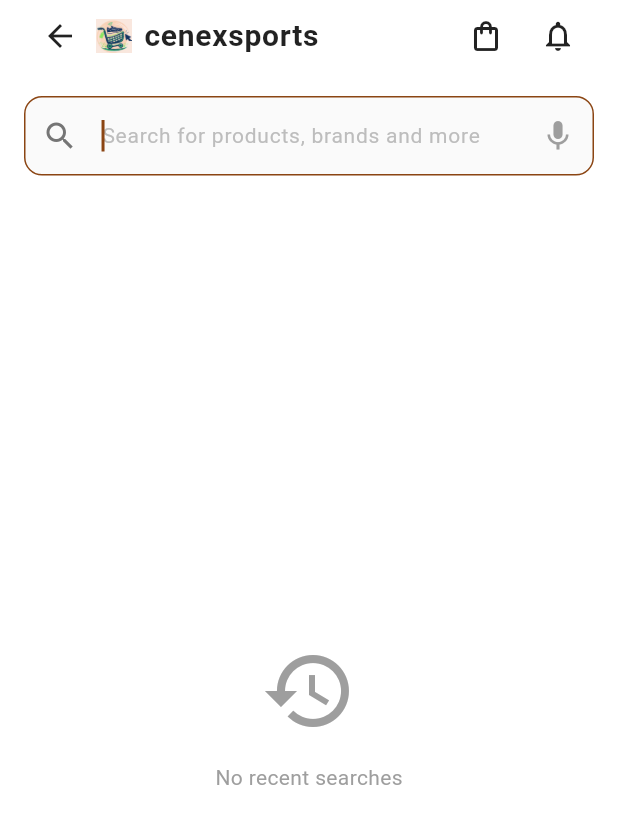
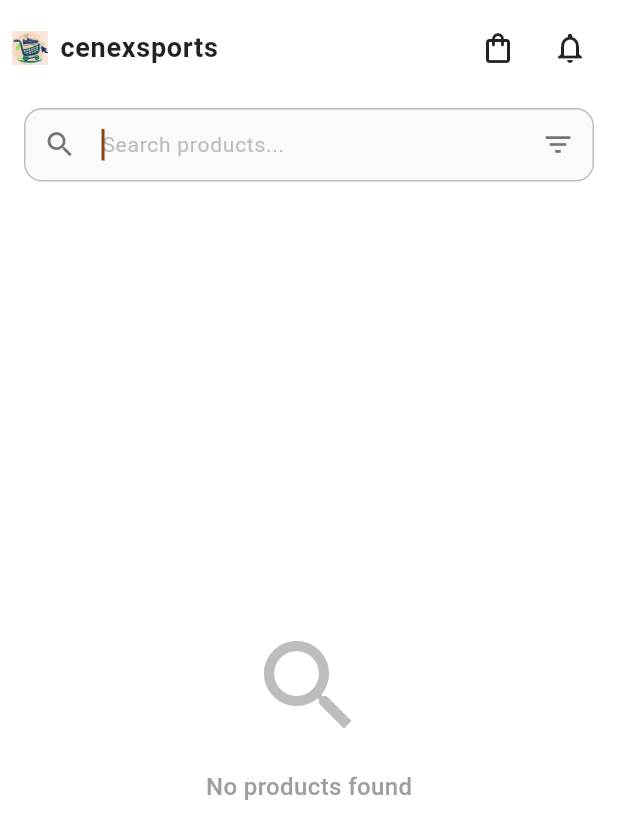
Before and after one commit to krishnavish9329/cenexsports-flutter-app, a Flutter app: the screen it shows after launch, after a tap on "Search products...", on a phone screen of 412 x 824 dp. Shown: the top 839 px of the screen. Run offline on Flutter 3.47's test engine with Material 3 defaults, Android fonts, the phone set to English and light mode, and no system bars; our stand-ins replace cached_network_image, carousel_slider, dio, flutter_dotenv, flutter_riverpod, flutter_slidable and 3 more; accounts and stored records are empty; network calls fail.

Commit message:
ad all
ad all

```diff
--- a/lib/pages/home_page.dart
+++ b/lib/pages/home_page.dart
@@ -438,7 +438,7 @@ class _HomePageState extends ConsumerState<HomePage> {
                         left: AppTheme.spacingM,
                         right: AppTheme.spacingM,
                         top: 0,
-                        bottom: AppTheme.spacingM,
+                        bottom: AppTheme.spacingS,
                       ),
                       child: Row(
                         mainAxisAlignment: MainAxisAlignment.spaceBetween,
@@ -446,7 +446,7 @@ class _HomePageState extends ConsumerState<HomePage> {
                           Text(
                             'All Products',
                             style: AppTextStyles.h3.copyWith(
-                              color: Colors.black87,
+                              color: Theme.of(context).colorScheme.onSurface,
                               fontWeight: FontWeight.bold,
                               letterSpacing: 0.2,
                             ),
@@ -464,7 +464,7 @@ class _HomePageState extends ConsumerState<HomePage> {
                               );
                             },
                             style: TextButton.styleFrom(
-                              foregroundColor: const Color(0xFFFAECEC),
+                              foregroundColor: Theme.of(context).colorScheme.primary,
                               padding: const EdgeInsets.symmetric(horizontal: 8, vertical: 4),
                             ),
                             child: Row(
@@ -877,7 +877,7 @@ class _HomePageState extends ConsumerState<HomePage> {
               child: Row(
                 mainAxisAlignment: MainAxisAlignment.spaceBetween,
                 children: [
-                  const Expanded(
+                  Expanded(
                     child: Text(
                       'Shop by Categories',
                       maxLines: 1,
@@ -885,7 +885,7 @@ class _HomePageState extends ConsumerState<HomePage> {
                       style: TextStyle(
                         fontSize: 20,
                         fontWeight: FontWeight.bold,
-                        color: Colors.black87,
+                        color: Theme.of(context).colorScheme.onSurface,
                         letterSpacing: 0.2,
                       ),
                     ),
@@ -899,11 +899,11 @@ class _HomePageState extends ConsumerState<HomePage> {
                         ),
                       );
                     },
-                    child: const Text(
+                    child: Text(
                       'See All',
                       style: TextStyle(
                         fontSize: 14,
-                        color: AppTheme.primaryColor,
+                        color: Theme.of(context).colorScheme.primary,
                         fontWeight: FontWeight.w600,
                       ),
                     ),
--- a/lib/pages/search_page.dart
+++ b/lib/pages/search_page.dart
@@ -129,19 +129,19 @@ class _SearchPageState extends State<SearchPage> {
   @override
   Widget build(BuildContext context) {
     final cartProvider = Provider.of<CartProvider>(context);
-
     return Scaffold(
       backgroundColor: Colors.white,
-      body: Column(
+      body: SafeArea(
+        child: Column(
           children: [
-          // Custom Header (same as home page)
-          _buildCustomHeader(context, cartProvider),
-          // Search Bar
+            // Header row: Back, Logo, Cart, Notifications
+            _buildHeader(context, cartProvider),
+            // Search bar
             Container(
               color: Colors.white,
               padding: const EdgeInsets.symmetric(
                 horizontal: AppTheme.spacingM,
-              vertical: AppTheme.spacingM,
+                vertical: AppTheme.spacingS,
               ),
               child: TextField(
                 controller: _searchController,
@@ -150,32 +150,33 @@ class _SearchPageState extends State<SearchPage> {
                 onSubmitted: _performSearch,
                 onChanged: (value) {
                   _onSearchChanged(value);
-                setState(() {}); // Update UI for clear button
+                  setState(() {});
                 },
                 decoration: InputDecoration(
-                hintText: 'Search for products, brands and more',
+                  hintText: 'Search products...',
                   filled: true,
                   fillColor: Colors.grey[50],
                   border: OutlineInputBorder(
                     borderRadius: BorderRadius.circular(12),
-                  borderSide: BorderSide(color: Colors.grey[200]!, width: 1),
+                    borderSide: BorderSide(color: Colors.grey[300]!, width: 1),
                   ),
                   enabledBorder: OutlineInputBorder(
                     borderRadius: BorderRadius.circular(12),
-                  borderSide: BorderSide(color: Colors.grey[200]!, width: 1),
+                    borderSide: BorderSide(color: Colors.grey[300]!, width: 1),
                   ),
                   focusedBorder: OutlineInputBorder(
                     borderRadius: BorderRadius.circular(12),
-                  borderSide: BorderSide(color: AppTheme.primaryColor, width: 1),
+                    borderSide: BorderSide(color: Colors.grey[400]!, width: 1),
                   ),
-                hintStyle: TextStyle(color: Colors.grey[400]),
-                prefixIcon: Icon(Icons.search, color: Colors.grey[600]),
+                  contentPadding: const EdgeInsets.symmetric(horizontal: 16, vertical: 14),
+                  hintStyle: TextStyle(color: Colors.grey[400], fontSize: 14),
+                  prefixIcon: Icon(Icons.search, size: 22, color: Colors.grey[600]),
                   suffixIcon: Row(
                     mainAxisSize: MainAxisSize.min,
                     children: [
                       if (_searchController.text.isNotEmpty)
                         IconButton(
-                        icon: const Icon(Icons.clear, color: Colors.grey),
+                          icon: Icon(Icons.clear, size: 20, color: Colors.grey[600]),
                           onPressed: () {
                             _searchController.clear();
                             setState(() {
@@ -187,49 +188,34 @@ class _SearchPageState extends State<SearchPage> {
                           },
                         ),
                       IconButton(
-                      icon: const Icon(Icons.mic, color: Colors.grey),
+                        icon: Icon(Icons.filter_list, size: 22, color: Colors.grey[600]),
                         onPressed: () {
-                        // Voice search functionality can be added here
+                          // Filter functionality can be added here
                         },
                       ),
                     ],
                   ),
                 ),
-              style: const TextStyle(color: Colors.black, fontSize: 14),
+                style: const TextStyle(color: Colors.black87, fontSize: 14),
               ),
             ),
-          // Body Content
-          Expanded(
-            child: _buildBody(),
+            Expanded(child: _buildBody()),
+          ],
         ),
-        ],
       ),
     );
   }
 
-  Widget _buildCustomHeader(BuildContext context, CartProvider cartProvider) {
+  Widget _buildHeader(BuildContext context, CartProvider cartProvider) {
     return Container(
       color: Colors.white,
-      padding: EdgeInsets.only(
-        top: MediaQuery.of(context).padding.top,
-        left: AppTheme.spacingM,
-        right: AppTheme.spacingM,
-        bottom: 0,
+      padding: const EdgeInsets.symmetric(
+        horizontal: AppTheme.spacingS,
+        vertical: AppTheme.spacingS,
       ),
       child: Row(
         children: [
-          // Back Button
-          IconButton(
-            icon: const Icon(Icons.arrow_back, color: Colors.black87, size: 24),
-            onPressed: () {
-              if (Navigator.canPop(context)) {
-                Navigator.pop(context);
-              } else {
-                FocusScope.of(context).unfocus();
-              }
-            },
-          ),
-          // App Logo + Name
+          // Logo + Name
           Row(
             mainAxisSize: MainAxisSize.min,
             children: [
@@ -254,7 +240,7 @@ class _SearchPageState extends State<SearchPage> {
               const Text(
                 'cenexsports',
                 style: TextStyle(
-                  fontSize: 20,
+                  fontSize: 18,
                   fontWeight: FontWeight.bold,
                   color: Colors.black87,
                   letterSpacing: 0.5,
@@ -263,7 +249,7 @@ class _SearchPageState extends State<SearchPage> {
             ],
           ),
           const Spacer(),
-          // Shopping Bag
+          // Cart
           Stack(
             children: [
               IconButton(
@@ -285,10 +271,7 @@ class _SearchPageState extends State<SearchPage> {
                       color: AppTheme.errorColor,
                       shape: BoxShape.circle,
                     ),
-                    constraints: const BoxConstraints(
-                      minWidth: 18,
-                      minHeight: 18,
-                    ),
+                    constraints: const BoxConstraints(minWidth: 18, minHeight: 18),
                     child: Text(
                       cartProvider.itemCount > 9 ? '9+' : '${cartProvider.itemCount}',
                       style: const TextStyle(
@@ -302,7 +285,6 @@ class _SearchPageState extends State<SearchPage> {
                 ),
             ],
           ),
-          // Bell Icon
           IconButton(
             icon: const Icon(Icons.notifications_outlined, color: Colors.black87, size: 24),
             onPressed: () {},
@@ -331,34 +313,44 @@ class _SearchPageState extends State<SearchPage> {
     }
 
     if (!_hasSearched) {
-      // Show suggestions if available and user hasn't hit search yet
       if (_suggestions.isNotEmpty && _searchController.text.isNotEmpty) {
         return _buildSuggestionsList();
       }
+      if (_searchHistory.isNotEmpty) {
         return _buildHistoryView();
+      }
+      return _buildNoProductsView();
     }
 
     if (_searchResults.isEmpty) {
-      return _buildEmptyState();
+      return _buildNoProductsView();
     }
 
     return _buildResultsGrid();
   }
 
-  Widget _buildHistoryView() {
-    if (_searchHistory.isEmpty) {
-      return const Center(
+  /// Empty state: large magnifying glass + "No products found" (match first image)
+  Widget _buildNoProductsView() {
+    return Center(
       child: Column(
         mainAxisAlignment: MainAxisAlignment.center,
         children: [
-            Icon(Icons.history, size: 64, color: Colors.grey),
-            SizedBox(height: 16),
-            Text('No recent searches', style: TextStyle(color: Colors.grey)),
+          Icon(Icons.search, size: 80, color: Colors.grey[400]),
+          const SizedBox(height: 16),
+          Text(
+            'No products found',
+            style: TextStyle(
+              fontSize: 16,
+              color: Colors.grey[500],
+              fontWeight: FontWeight.w500,
+            ),
+          ),
         ],
       ),
     );
   }
 
+  Widget _buildHistoryView() {
     return ListView(
       padding: const EdgeInsets.all(16),
       children: [
@@ -368,7 +360,7 @@ class _SearchPageState extends State<SearchPage> {
             const Text(
               'Recent Searches',
               style: TextStyle(fontSize: 18, fontWeight: FontWeight.bold),
-            ), // Fixed closing parenthesis
+            ),
             if (_searchHistory.isNotEmpty)
               TextButton(
                 onPressed: _clearHistory,
@@ -417,46 +409,6 @@ class _SearchPageState extends State<SearchPage> {
         )).toList(),
         */
       ],
-    );
-  }
-
-  Widget _buildEmptyState() {
-    return Center(
-      child: Column(
-        mainAxisAlignment: MainAxisAlignment.center,
-        children: [
-          Container(
-            padding: const EdgeInsets.all(20),
-            decoration: BoxDecoration(
-              color: Colors.red[50], // Light red background
-              shape: BoxShape.circle,
-            ),
-            child: Icon(
-              Icons.sentiment_dissatisfied,
-              size: 64,
-              color: Colors.red[400]
-            ),
-          ),
-          const SizedBox(height: 24),
-          const Text(
-            'Sorry, no results found!',
-            style: TextStyle(
-              fontSize: 20,
-              fontWeight: FontWeight.bold,
-              color: Colors.black87
-            ),
-          ),
-          const SizedBox(height: 8),
-          Padding(
-            padding: const EdgeInsets.symmetric(horizontal: 40),
-            child: Text(
-              'Please check the spelling or try searching for something else',
-              textAlign: TextAlign.center,
-              style: TextStyle(color: Colors.grey[600], fontSize: 16),
-            ),
-          ),
-        ],
-      ),
     );
   }
 
--- a/lib/widgets/section_header.dart
+++ b/lib/widgets/section_header.dart
@@ -18,6 +18,7 @@ class SectionHeader extends StatelessWidget {
 
   @override
   Widget build(BuildContext context) {
+    final colorScheme = Theme.of(context).colorScheme;
     return Padding(
       padding: const EdgeInsets.symmetric(horizontal: AppTheme.spacingM, vertical: AppTheme.spacingM),
       child: Row(
@@ -26,7 +27,7 @@ class SectionHeader extends StatelessWidget {
           Text(
             title,
             style: AppTextStyles.h3.copyWith(
-              color: Colors.black87,
+              color: colorScheme.onSurface,
               fontWeight: FontWeight.bold,
               letterSpacing: 0.2,
             ),
@@ -35,7 +36,7 @@ class SectionHeader extends StatelessWidget {
             TextButton(
               onPressed: onActionTap,
               style: TextButton.styleFrom(
-                foregroundColor: const Color(0xFFFAECEC), // Light peach/pink color from image
+                foregroundColor: colorScheme.primary,
                 padding: const EdgeInsets.symmetric(horizontal: 8, vertical: 4),
               ),
               child: Row(
```
Lines whose indentation alone changed are shown as unchanged.
